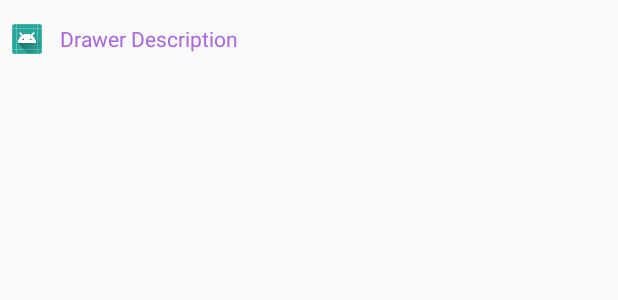
After one commit to rzrasel/Android-2019, an Android app: the layout lay_spinal_drawer_row.xml on its own in the app's theme, with its tools: preview values and no code run, on a phone screen of 412 x 824 dp. The commit adds this screen. Shown: the top 300 px of the screen. Run offline under Robolectric (Android 15) with nearby library versions, the phone set to English and light mode, and no system bars.

Commit message:
And Aim Game V-201805.00.1 - 2018-06-04 12:09:26

```diff
--- /dev/null
+++ b/appusagesexample/src/main/res/layout/lay_spinal_drawer_row.xml
@@ -0,0 +1,38 @@
+<?xml version="1.0" encoding="utf-8"?>
+<RelativeLayout xmlns:android="http://schemas.android.com/apk/res/android"
+    xmlns:app="http://schemas.android.com/apk/res-auto"
+    xmlns:tools="http://schemas.android.com/tools"
+    android:layout_width="match_parent"
+    android:layout_height="wrap_content"
+    android:paddingBottom="16dp"
+    android:paddingLeft="8dp"
+    android:paddingRight="8dp"
+    android:paddingTop="16dp">
+
+    <!--<TextView
+        android:id="@+id/sysDrawerTitle"
+        android:layout_width="32dp"
+        android:layout_height="match_parent"
+        android:background="#000000"
+        android:text="D" />-->
+
+    <ImageView
+        android:id="@+id/sysImgViewDrawerIcon"
+        android:layout_width="20dp"
+        android:layout_height="20dp"
+        android:layout_centerVertical="true"
+        android:adjustViewBounds="false"
+        android:scaleType="centerCrop"
+        android:src="@mipmap/ic_launcher" />
+
+    <TextView
+        android:id="@+id/sysDrawerTitle"
+        android:layout_width="match_parent"
+        android:layout_height="wrap_content"
+        android:layout_alignLeft="@+id/sysImgViewDrawerIcon"
+        android:layout_centerVertical="true"
+        android:layout_marginLeft="32dp"
+        android:gravity="left"
+        android:text="Drawer Description"
+        android:textColor="#AA64E4" /><!--7A22C2-->
+</RelativeLayout>
```
Also changed, not shown: appusagesexample/src/main/java/com/rz/usagesexample/ActDashboard.java (+138 -4 lines), appusagesexample/src/main/res/layout/act_dashboard.xml (+64 -2 lines).
